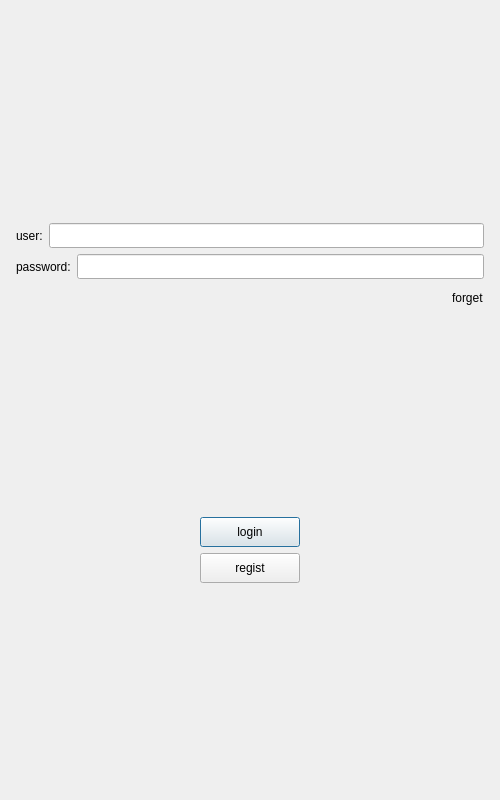
Qt form LoginDialog.ui (SR-WYN/CHAT) before a commit.
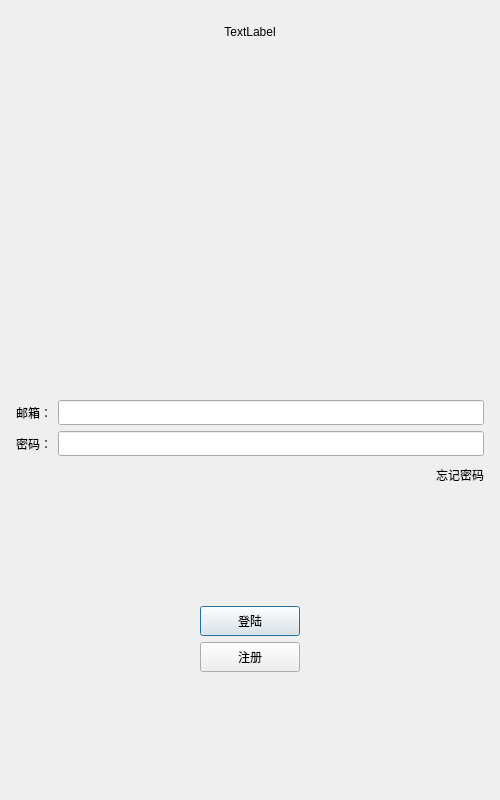
The same form after that commit. Icons and pictures are not drawn. Custom widgets are drawn as their Qt base class.

The edit to the form file:
```diff
--- a/LoginDialog.ui
+++ b/LoginDialog.ui
@@ -37,20 +37,7 @@
      <item>
       <widget class="QWidget" name="widget" native="true">
        <layout class="QGridLayout" name="gridLayout">
-        <item row="0" column="0">
-         <widget class="QLabel" name="label">
-          <property name="text">
-           <string/>
-          </property>
-          <property name="pixmap">
-           <pixmap resource="resources.qrc">:/res/login.png</pixmap>
-          </property>
-          <property name="alignment">
-           <set>Qt::AlignCenter</set>
-          </property>
-         </widget>
-        </item>
-        <item row="1" column="0">
+        <item row="2" column="0">
          <spacer name="verticalSpacer">
           <property name="orientation">
            <enum>Qt::Vertical</enum>
@@ -63,6 +50,35 @@
           </property>
          </spacer>
         </item>
+        <item row="1" column="0">
+         <widget class="QLabel" name="head_label">
+          <property name="minimumSize">
+           <size>
+            <width>300</width>
+            <height>300</height>
+           </size>
+          </property>
+          <property name="text">
+           <string/>
+          </property>
+          <property name="pixmap">
+           <pixmap resource="resources.qrc">:/res/login.png</pixmap>
+          </property>
+          <property name="alignment">
+           <set>Qt::AlignCenter</set>
+          </property>
+         </widget>
+        </item>
+        <item row="0" column="0">
+         <widget class="QLabel" name="tip_err">
+          <property name="text">
+           <string>TextLabel</string>
+          </property>
+          <property name="alignment">
+           <set>Qt::AlignCenter</set>
+          </property>
+         </widget>
+        </item>
        </layout>
       </widget>
      </item>
@@ -95,7 +111,7 @@
           </size>
          </property>
          <property name="text">
-          <string>user:</string>
+          <string>邮箱：</string>
          </property>
         </widget>
        </item>
@@ -137,7 +153,7 @@
           </size>
          </property>
          <property name="text">
-          <string>password:</string>
+          <string>密码：</string>
          </property>
         </widget>
        </item>
@@ -189,7 +205,7 @@
           </size>
          </property>
          <property name="text">
-          <string>forget</string>
+          <string>忘记密码</string>
          </property>
         </widget>
        </item>
@@ -232,7 +248,7 @@
           </size>
          </property>
          <property name="text">
-          <string>login</string>
+          <string>登陆</string>
          </property>
         </widget>
        </item>
@@ -275,7 +291,7 @@
           </size>
          </property>
          <property name="text">
-          <string>regist</string>
+          <string>注册</string>
          </property>
         </widget>
        </item>
```
Left out of the diff: 6 changed lines with no effect on the pictures.
